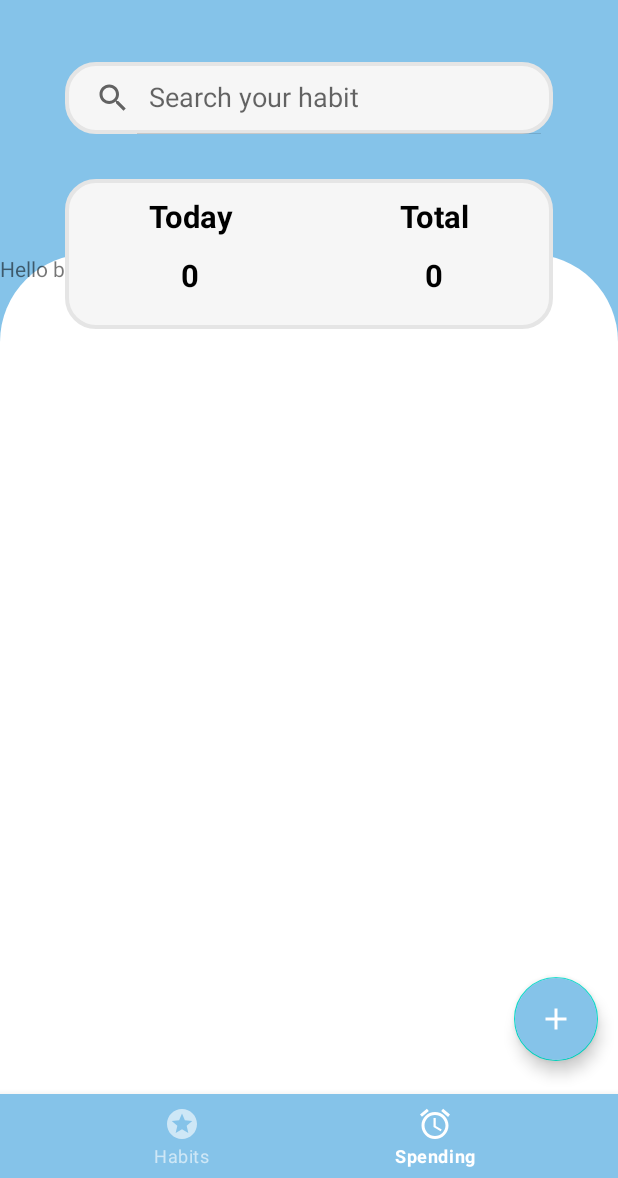
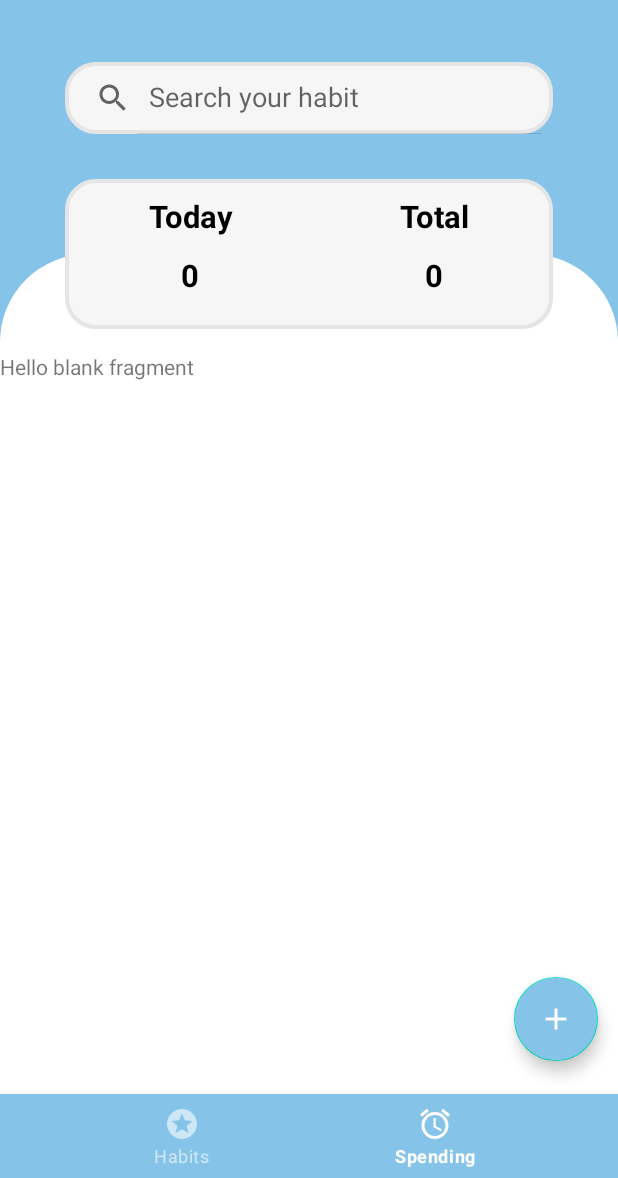
Before and after one commit to hungdan0804/tkpm31-summer2020-project-1712316-1712322, an Android app: the HabitHomeActivity screen opened directly, with no data from a screen before it, item 2 of the bottom bar chosen, on a phone screen of 412 x 824 dp, the part 58-1236 px from its top. Run offline under Robolectric (Android 15) with nearby library versions, the phone set to English and light mode, and no system bars; our stand-ins replace sdp/ssp sizes.

Commit message:
[Add UI InitializeHabit + Fix bug UI (UI HabitHome)]

```diff
--- a/app/src/main/AndroidManifest.xml
+++ b/app/src/main/AndroidManifest.xml
@@ -3,6 +3,7 @@
     package="com.hcmus.tkpm31_project">
 
     <uses-permission android:name="android.permission.INTERNET" />
+
     <application
         android:allowBackup="true"
         android:icon="@mipmap/ic_launcher"
@@ -10,7 +11,8 @@
         android:roundIcon="@mipmap/ic_launcher_round"
         android:supportsRtl="true"
         android:theme="@style/AppTheme">
-        <activity android:name=".Component.habitHome.HabitHomeActivity"></activity>
+        <activity android:name=".Component.initializeHabit.InitializeHabitActivity"></activity>
+        <activity android:name=".Component.habitHome.HabitHomeActivity" />
         <activity android:name=".Component.signin.SignInActivity" />
         <activity android:name=".Component.signup.SignUpActivity" />
         <activity android:name=".Component.Intro.SlideIntroActivity">
--- a/app/src/main/java/com/hcmus/tkpm31_project/Adapter/HabitRecycleViewAdapter.java
+++ b/app/src/main/java/com/hcmus/tkpm31_project/Adapter/HabitRecycleViewAdapter.java
@@ -5,6 +5,7 @@ import android.view.View;
 import android.view.ViewGroup;
 import android.view.animation.Animation;
 import android.view.animation.Transformation;
+import android.widget.ImageButton;
 import android.widget.ImageView;
 import android.widget.LinearLayout;
 import android.widget.TextView;
@@ -21,12 +22,18 @@ public class HabitRecycleViewAdapter extends RecyclerView.Adapter<HabitRecycleVi
         public TextView textView;
         public TextView imgView;
         public LinearLayout linearLayout;
+        public TextView spendingTimeTxt;
+        public ImageButton btn_favorite;
+        public ImageButton btn_expand;
         public View view;
         public MyViewHolder(View v) {
             super(v);
             textView = (TextView)v.findViewById(R.id.txt);
             imgView = (TextView)v.findViewById(R.id.img);
             linearLayout = (LinearLayout)v.findViewById(R.id.description);
+            spendingTimeTxt=(TextView)v.findViewById(R.id.spendingTime);
+            btn_favorite = (ImageButton)v.findViewById(R.id.btn_favorite);
+            btn_expand=(ImageButton)v.findViewById(R.id.btn_expand);
             view=v;
 
         }
@@ -110,10 +117,18 @@ public class HabitRecycleViewAdapter extends RecyclerView.Adapter<HabitRecycleVi
             @Override
             public void onClick(View v) {
                 if(holder.linearLayout.getVisibility() == View.GONE){
+                    holder.btn_expand.setImageResource(R.drawable.ic_expand_black_24dp);
                     expand(holder.linearLayout);
                 }else{
+                    holder.btn_expand.setImageResource(R.drawable.ic_expand_more_24dp);
                     collapse(holder.linearLayout);
                 }
+            }
+        });
+        holder.btn_favorite.setOnClickListener(new View.OnClickListener() {
+            @Override
+            public void onClick(View v) {
+
             }
         });
     }
--- /dev/null
+++ b/app/src/main/java/com/hcmus/tkpm31_project/Adapter/ViewPagerAdapter.java
@@ -0,0 +1,42 @@
+package com.hcmus.tkpm31_project.Adapter;
+
+import androidx.annotation.NonNull;
+import androidx.annotation.Nullable;
+import androidx.fragment.app.Fragment;
+import androidx.fragment.app.FragmentManager;
+import androidx.fragment.app.FragmentPagerAdapter;
+
+import java.util.ArrayList;
+import java.util.List;
+
+public class  ViewPagerAdapter extends FragmentPagerAdapter {
+
+    private List<Fragment> fragments= new ArrayList<>();
+    private List<String> fragmentTittle= new ArrayList<>();
+
+    public ViewPagerAdapter(@NonNull FragmentManager fm, int behavior) {
+        super(fm, behavior);
+    }
+
+    public void addFragment(Fragment fragment, String tittle){
+        fragments.add(fragment);
+        fragmentTittle.add(tittle);
+    }
+
+    @NonNull
+    @Override
+    public Fragment getItem(int position) {
+        return fragments.get(position);
+    }
+
+    @Override
+    public int getCount() {
+        return fragments.size();
+    }
+
+    @Nullable
+    @Override
+    public CharSequence getPageTitle(int position) {
+        return fragmentTittle.get(position);
+    }
+}
--- a/app/src/main/java/com/hcmus/tkpm31_project/Component/habitHome/HabitHomeActivity.java
+++ b/app/src/main/java/com/hcmus/tkpm31_project/Component/habitHome/HabitHomeActivity.java
@@ -12,9 +12,11 @@ import androidx.fragment.app.FragmentTransaction;
 import androidx.transition.Fade;
 import androidx.transition.Transition;
 import androidx.transition.TransitionManager;
+import androidx.viewpager.widget.ViewPager;
 
 import android.animation.Animator;
 import android.animation.AnimatorListenerAdapter;
+import android.content.Intent;
 import android.content.res.Resources;
 import android.graphics.Bitmap;
 import android.graphics.BitmapFactory;
@@ -30,6 +32,9 @@ import android.widget.TextView;
 import com.google.android.material.appbar.AppBarLayout;
 import com.google.android.material.appbar.CollapsingToolbarLayout;
 import com.google.android.material.bottomnavigation.BottomNavigationView;
+import com.google.android.material.floatingactionbutton.FloatingActionButton;
+import com.hcmus.tkpm31_project.Adapter.ViewPagerAdapter;
+import com.hcmus.tkpm31_project.Component.initializeHabit.InitializeHabitActivity;
 import com.hcmus.tkpm31_project.R;
 
 public class HabitHomeActivity extends AppCompatActivity {
@@ -43,6 +48,8 @@ public class HabitHomeActivity extends AppCompatActivity {
     private ImageView imageView;
     private SearchView searchView;
     private TextView app_title;
+    private FloatingActionButton btn_insert;
+    private ViewPager viewPager;
 
 
     @Override
@@ -51,16 +58,12 @@ public class HabitHomeActivity extends AppCompatActivity {
         setContentView(R.layout.activity_habit_home);
 
         initView();
-        initVariable();
         registerListener();
     }
 
-    private void initVariable() {
-        loadFragment(new HabitFragment(getApplicationContext()));
-    }
+
 
     private void registerListener() {
-        navigation.setOnNavigationItemSelectedListener(mOnNavigationItemSelectedListener);
         appBarLayout.addOnOffsetChangedListener(new AppBarLayout.OnOffsetChangedListener() {
             @Override
             public void onOffsetChanged(AppBarLayout appBarLayout, int verticalOffset) {
@@ -87,6 +90,48 @@ public class HabitHomeActivity extends AppCompatActivity {
                 }
             }
         });
+        btn_insert.setOnClickListener(new View.OnClickListener() {
+            @Override
+            public void onClick(View v) {
+                startActivity(new Intent(getBaseContext(), InitializeHabitActivity.class));
+            }
+        });
+       navigation.setOnNavigationItemSelectedListener(new BottomNavigationView.OnNavigationItemSelectedListener() {
+            @Override
+            public boolean onNavigationItemSelected(@NonNull MenuItem item) {
+                Fragment fragment;
+                switch (item.getItemId()) {
+                    case R.id.navigation_habit:
+                        viewPager.setCurrentItem(0);
+//                        loadFragment(fragment);
+                        return true;
+                    case R.id.navigation_spending:
+                        viewPager.setCurrentItem(1);
+//                        loadFragment(fragment);
+                        return true;
+                }
+                return false;
+            }
+        });
+       viewPager.addOnPageChangeListener(new ViewPager.OnPageChangeListener() {
+           @Override
+           public void onPageScrolled(int position, float positionOffset, int positionOffsetPixels) {
+
+           }
+
+           @Override
+           public void onPageSelected(int position) {
+                switch (position){
+                    case 0: navigation.getMenu().findItem(R.id.navigation_habit).setChecked(true);break;
+                    case 1: navigation.getMenu().findItem(R.id.navigation_spending).setChecked(true);break;
+                }
+           }
+
+           @Override
+           public void onPageScrollStateChanged(int state) {
+
+           }
+       });
     }
 
     private void initView() {
@@ -106,33 +151,12 @@ public class HabitHomeActivity extends AppCompatActivity {
                 RoundedBitmapDrawableFactory.create(res, src);
         dr.setCornerRadius(Math.max(src.getWidth(), src.getHeight()) / 2.0f);
         imageView.setImageDrawable(dr);
+        btn_insert = (FloatingActionButton)findViewById(R.id.btn_insert_habit);
+        viewPager =(ViewPager)findViewById(R.id.view_pager);
+        ViewPagerAdapter adapter = new ViewPagerAdapter(getSupportFragmentManager(),0);
+        adapter.addFragment(new HabitFragment(getApplicationContext()),"Habit");
+        adapter.addFragment(new SpedingFragment(),"Habit");
+        viewPager.setAdapter(adapter);
     }
 
-    private BottomNavigationView.OnNavigationItemSelectedListener mOnNavigationItemSelectedListener
-            = new BottomNavigationView.OnNavigationItemSelectedListener() {
-
-        @Override
-        public boolean onNavigationItemSelected(@NonNull MenuItem item) {
-            Fragment fragment;
-            switch (item.getItemId()) {
-                case R.id.navigation_shop:
-                    fragment = new HabitFragment(getApplicationContext());
-                    loadFragment(fragment);
-                    return true;
-                case R.id.navigation_gifts:
-                    fragment = new SpedingFragment();
-                    loadFragment(fragment);
-                    return true;
-            }
-            return false;
-        }
-    };
-
-    private void loadFragment(Fragment fragment) {
-        // load fragment
-        FragmentTransaction transaction = getSupportFragmentManager().beginTransaction();
-        transaction.replace(R.id.frame_container, fragment);
-        transaction.addToBackStack(null);
-        transaction.commit();
-    }
 }
--- /dev/null
+++ b/app/src/main/res/drawable/ic_add_black_24dp.xml
@@ -0,0 +1,4 @@
+<vector android:height="48dp" android:viewportHeight="24.0"
+    android:viewportWidth="24.0" android:width="48dp" xmlns:android="http://schemas.android.com/apk/res/android">
+    <path android:fillColor="#FF000000" android:pathData="M19,13h-6v6h-2v-6H5v-2h6V5h2v6h6v2z"/>
+</vector>
--- /dev/null
+++ b/app/src/main/res/drawable/ic_expand_black_24dp.xml
@@ -0,0 +1,5 @@
+<vector android:height="24dp" android:tint="#85C3E9"
+    android:viewportHeight="24.0" android:viewportWidth="24.0"
+    android:width="24dp" xmlns:android="http://schemas.android.com/apk/res/android">
+    <path android:fillColor="#FF000000" android:pathData="M12,8l-6,6 1.41,1.41L12,10.83l4.59,4.58L18,14z"/>
+</vector>
--- /dev/null
+++ b/app/src/main/res/drawable/ic_expand_more_24dp.xml
@@ -0,0 +1,5 @@
+<vector android:height="24dp" android:tint="#85C3E9"
+    android:viewportHeight="24.0" android:viewportWidth="24.0"
+    android:width="24dp" xmlns:android="http://schemas.android.com/apk/res/android">
+    <path android:fillColor="#FF000000" android:pathData="M16.59,8.59L12,13.17 7.41,8.59 6,10l6,6 6,-6z"/>
+</vector>
--- a/app/src/main/res/layout/activity_habit_home.xml
+++ b/app/src/main/res/layout/activity_habit_home.xml
@@ -91,7 +91,14 @@
             app:layout_behavior="@string/appbar_scrolling_view_behavior">
     </LinearLayout>
 
+    <androidx.viewpager.widget.ViewPager
+        android:id="@+id/view_pager"
+        android:layout_width="match_parent"
+        android:layout_height="match_parent"
+        app:layout_behavior="@string/appbar_scrolling_view_behavior"
+        android:layout_marginTop="@dimen/_50sdp"/>
     <com.google.android.material.floatingactionbutton.FloatingActionButton
+        android:id="@+id/btn_insert_habit"
         android:layout_width="wrap_content"
         android:layout_height="wrap_content"
         android:layout_gravity="bottom|end"
--- a/app/src/main/res/layout/fragment_habit.xml
+++ b/app/src/main/res/layout/fragment_habit.xml
@@ -6,7 +6,6 @@
     xmlns:app="http://schemas.android.com/apk/res-auto"
     tools:context=".Component.habitHome.HabitFragment"
     android:orientation="vertical"
-    android:layout_marginTop="@dimen/_45sdp"
     android:padding="@dimen/_5sdp"
     >
     <androidx.recyclerview.widget.RecyclerView
--- a/app/src/main/res/menu/navigation.xml
+++ b/app/src/main/res/menu/navigation.xml
@@ -1,13 +1,13 @@
 <?xml version="1.0" encoding="utf-8"?>
 <menu xmlns:android="http://schemas.android.com/apk/res/android">
     <item
-        android:id="@+id/navigation_shop"
+        android:id="@+id/navigation_habit"
         android:icon="@drawable/ic_stars_white_24dp"
         android:enabled="true"
         android:title="@string/title_habit" />
 
     <item
-        android:id="@+id/navigation_gifts"
+        android:id="@+id/navigation_spending"
         android:icon="@drawable/ic_access_alarm_white_24dp"
         android:enabled="true"
         android:title="@string/title_spending" />
--- a/app/src/main/res/values/colors.xml
+++ b/app/src/main/res/values/colors.xml
@@ -13,6 +13,7 @@
     <!-- dots active colors -->
     <color name="dot_light_screen">#ffffff</color>
 
+    <color name="white">#ffffffff</color>
 
     <!-- stroke color -->
     <color name="stroke_color">#E5E5E5</color>
```
Also changed, not shown: app/src/main/java/com/hcmus/tkpm31_project/Component/initializeHabit/InitializeHabitActivity.java (added, +16 -0 lines), app/src/main/java/com/hcmus/tkpm31_project/Component/initializeHabit/InitializeHabitContract.java (added, +13 -0 lines), app/src/main/java/com/hcmus/tkpm31_project/Component/initializeHabit/InitializeHabitPresenter.java (added, +12 -0 lines), app/src/main/res/drawable/ic_check_black_24dp.xml (added, +9 -0 lines), app/src/main/res/drawable/ic_close_black_24dp.xml (added, +9 -0 lines), app/src/main/res/drawable/ic_favorite_border_black_24dp.xml (added, +9 -0 lines), app/src/main/res/layout/activity_initialize_habit.xml (added, +386 -0 lines), app/src/main/res/layout/custom_layout_habit.xml (+47 -4 lines), app/src/main/res/values/strings.xml (+20 -0 lines).
